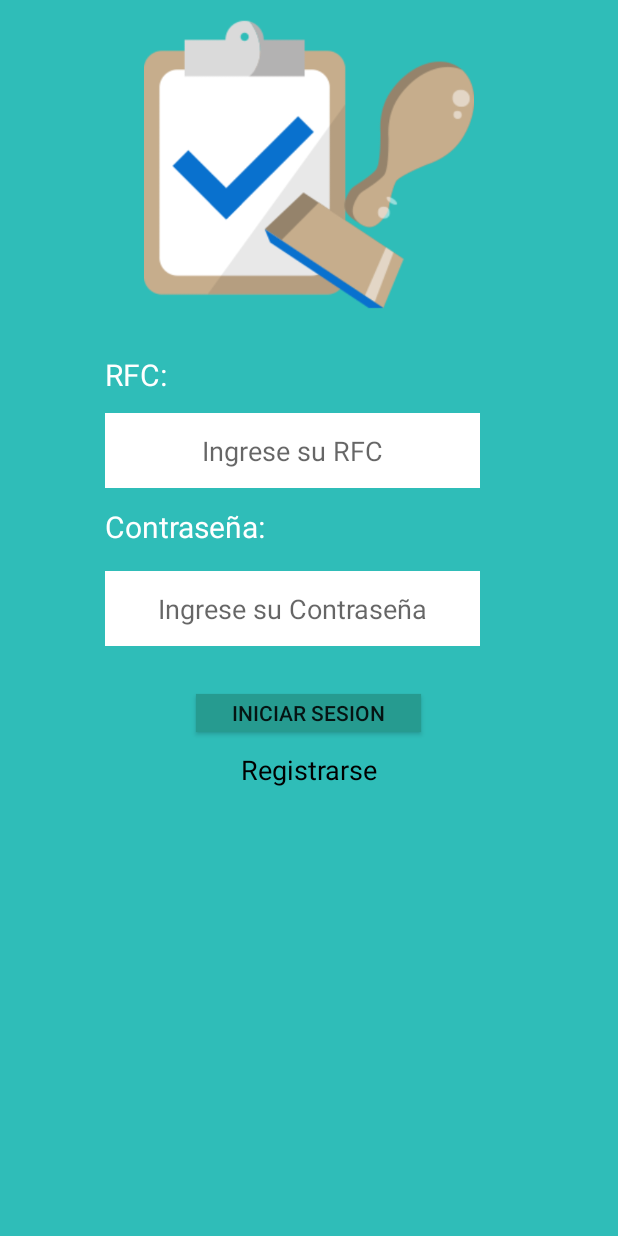
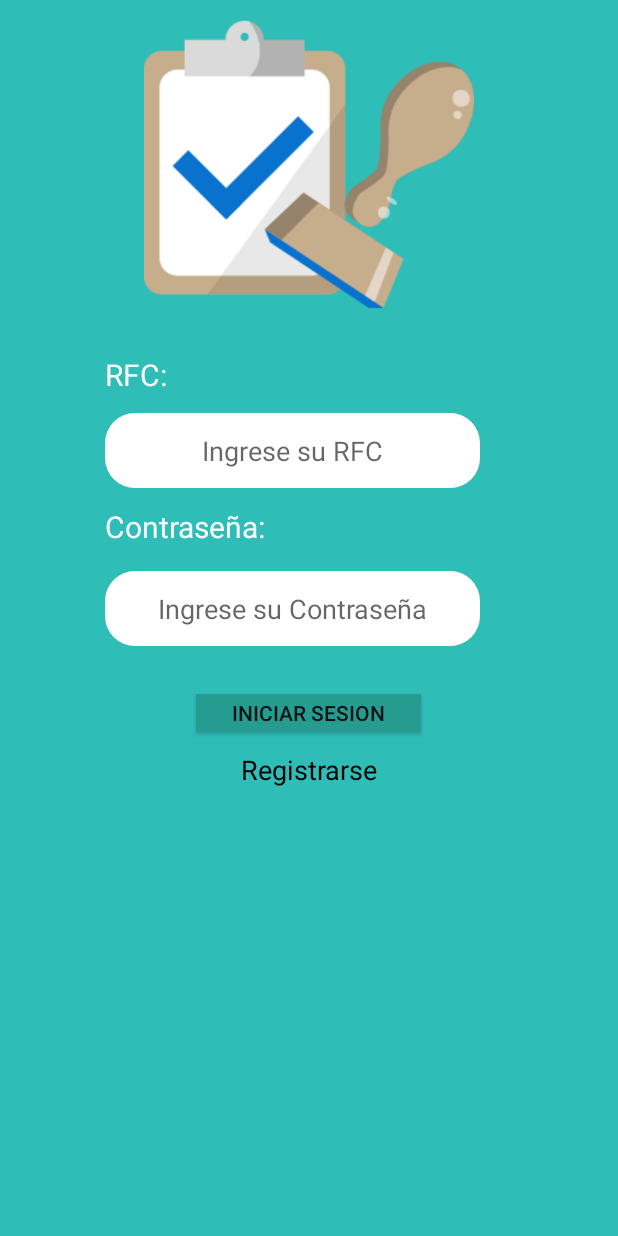
Before and after one commit to HectorMedina124/AppPermisos2, an Android app: the screen it shows after launch (Login_Activity), on a phone screen of 412 x 824 dp. Run offline under Robolectric (Android 15) with nearby library versions, the phone set to English and light mode, and no system bars; our stand-ins replace Volley.

Commit message:
Objeto persona y esquinas redondeadas

```diff
--- a/app/src/main/AndroidManifest.xml
+++ b/app/src/main/AndroidManifest.xml
@@ -17,7 +17,9 @@
             android:name=".PrefectoInicio"
             android:label="@string/title_activity_prefecto_inicio"
             android:theme="@style/AppTheme.NoActionBar"></activity>
-        <activity android:name=".Registro_Activity" />
+        <activity android:name=".Registro_Activity"
+            android:theme="@style/AppTheme.NoActionBar"></activity>
+        />
         <activity android:name=".MainActivity"
             android:label="@string/app_name"
             android:theme="@style/AppTheme.NoActionBar"/>
--- /dev/null
+++ b/app/src/main/res/drawable/cajatexto.xml
@@ -0,0 +1,12 @@
+<?xml version="1.0" encoding="utf-8"?>
+<shape xmlns:android="http://schemas.android.com/apk/res/android" android:shape="rectangle">
+    <solid android:color="#ffffff"/>
+
+
+    <padding android:left="1dp"
+        android:top="1dp"
+        android:right="1dp"
+        android:bottom="1dp"/>
+
+    <corners android:radius="30px"/>
+</shape>
--- a/app/src/main/res/values/styles.xml
+++ b/app/src/main/res/values/styles.xml
@@ -31,9 +31,9 @@
     </style>
 
     <style name="cajasTexto">
+        <item name="android:background">@drawable/cajatexto</item>
         <item name="android:layout_width">250dp</item>
         <item name="android:layout_height">50dp</item>
-        <item name="android:background">#FFFFFF</item>
         <item name="android:textSize">18sp</item>
         <item name="android:textAlignment">center</item>
     </style>
```
Also changed, not shown: app/src/main/res/layout/activity_registro_.xml (+5 -11 lines).
